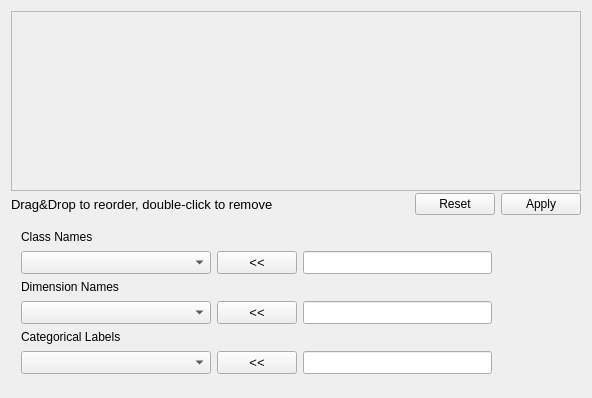
b4silio/MLDemos, file MLDemos/dataseteditor.ui: the form before one commit.
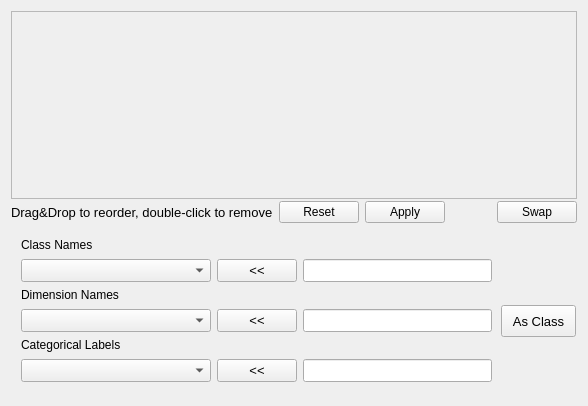
The form after the commit.

Commit message: ADDED: swap dimensions for samples in dataset editor ADDED: Replace class labels with dimension in dataset editor

Patch:
```diff
--- a/MLDemos/dataseteditor.ui
+++ b/MLDemos/dataseteditor.ui
@@ -6,8 +6,8 @@
    <rect>
     <x>0</x>
     <y>0</y>
-    <width>592</width>
-    <height>398</height>
+    <width>588</width>
+    <height>406</height>
    </rect>
   </property>
   <property name="windowTitle">
@@ -39,8 +39,8 @@
           <rect>
            <x>0</x>
            <y>0</y>
-           <width>566</width>
-           <height>170</height>
+           <width>562</width>
+           <height>178</height>
           </rect>
          </property>
          <layout class="QVBoxLayout" name="verticalLayout">
@@ -78,6 +78,23 @@
            </property>
           </widget>
          </item>
+         <item>
+          <widget class="QPushButton" name="resetButton">
+           <property name="text">
+            <string>Reset</string>
+           </property>
+          </widget>
+         </item>
+         <item>
+          <widget class="QPushButton" name="shiftButton">
+           <property name="toolTip">
+            <string>&lt;html&gt;&lt;head/&gt;&lt;body&gt;&lt;p&gt;Apply changes to dataset&lt;/p&gt;&lt;/body&gt;&lt;/html&gt;</string>
+           </property>
+           <property name="text">
+            <string>Apply</string>
+           </property>
+          </widget>
+         </item>
          <item>
           <spacer name="horizontalSpacer">
            <property name="orientation">
@@ -92,16 +109,12 @@
           </spacer>
          </item>
          <item>
-          <widget class="QPushButton" name="resetButton">
-           <property name="text">
-            <string>Reset</string>
+          <widget class="QPushButton" name="swapButton">
+           <property name="toolTip">
+            <string>&lt;html&gt;&lt;head/&gt;&lt;body&gt;&lt;p&gt;Swap Dimensions and Samples&lt;/p&gt;&lt;/body&gt;&lt;/html&gt;</string>
            </property>
-          </widget>
-         </item>
-         <item>
-          <widget class="QPushButton" name="shiftButton">
            <property name="text">
-            <string>Apply</string>
+            <string>Swap</string>
            </property>
           </widget>
          </item>
@@ -115,7 +128,7 @@
     <widget class="QWidget" name="widget_4" native="true">
      <property name="minimumSize">
       <size>
-       <width>500</width>
+       <width>564</width>
        <height>170</height>
       </size>
      </property>
@@ -293,6 +306,27 @@
        <string>Categorical Labels</string>
       </property>
      </widget>
+     <widget class="QPushButton" name="asClassButton">
+      <property name="geometry">
+       <rect>
+        <x>490</x>
+        <y>80</y>
+        <width>75</width>
+        <height>32</height>
+       </rect>
+      </property>
+      <property name="font">
+       <font>
+        <pointsize>10</pointsize>
+       </font>
+      </property>
+      <property name="toolTip">
+       <string>&lt;html&gt;&lt;head/&gt;&lt;body&gt;&lt;p&gt;Set Current Dimension as Class Labels&lt;/p&gt;&lt;/body&gt;&lt;/html&gt;</string>
+      </property>
+      <property name="text">
+       <string>As Class</string>
+      </property>
+     </widget>
     </widget>
    </item>
   </layout>
```
The commit also changes 2 other files.
